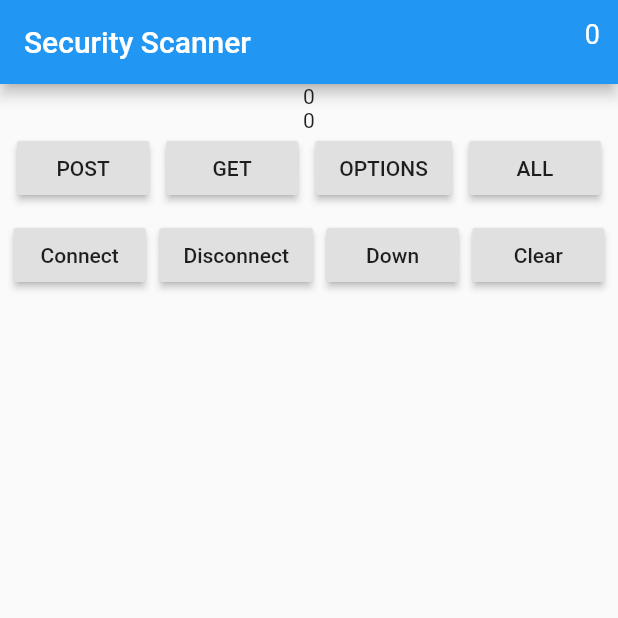
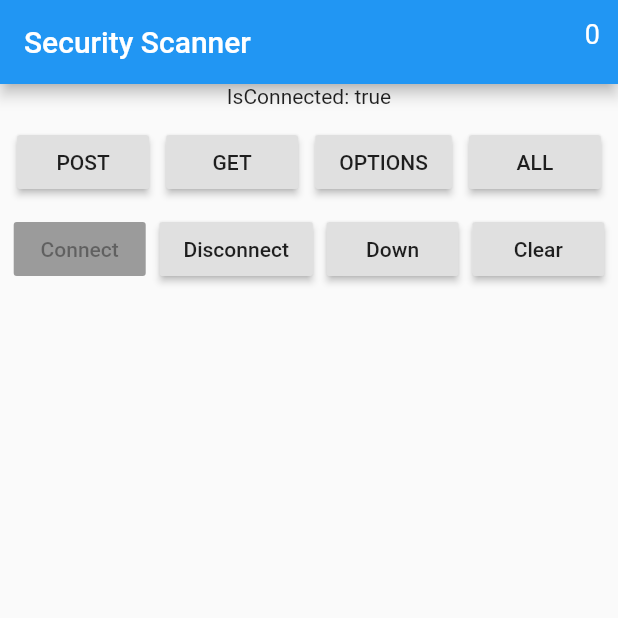
Before and after one commit to DarkKnight1005/security_scaner, a Flutter app: the screen it shows after launch, after a tap on "Connect", on a phone screen of 412 x 824 dp, the top half of it. Run offline on Flutter 3.47's test engine with Material 2 defaults, Android fonts, the light colour scheme and no system bars; our stand-ins replace dio, fluttericon, shelf, shelf_proxy; missing offline and left inert: desktop_window, flutter_proxy, flutter_vpn, http_proxy, process_run; project files that could hold a hidden picture were left out.

Commit message:
A lot of changes

```diff
--- a/lib/Algorithms/handler.dart
+++ b/lib/Algorithms/handler.dart
@@ -6,20 +6,19 @@ import 'package:security_scaner/Algorithms/shellExecuter.dart';
 String url = 'http://localhost:9010';
   http.Response response;
   String responseBody = '';
-  //List<String> responseBodyList = new List();
   bool isRestarted = true;
   ThemeData themeData ;
-  //var shell = Shell();
-  //List<Color> col_text = new List();
-  //List<Color> col_indicator = new List();
-  //Map<String, int> count_section = {"POST" : 0, "GET" : 0, "OPTIONS" : 0, "ALL" : 0};
 
 class Handler {
 
-    Future<void> getLogs(List<Color> col_text, List<Color> col_indicator, Map<String, int> count_section, List<String> responseBodyList, BuildContext context) async{ //TODO: write logs to the local txt file and be able to send it.
+    Future<void> getLogs(List<Color> col_text, List<Color> col_indicator, Map<String, int> count_section, List<String> responseBodyList, bool isConnected, BuildContext context) async{ //TODO: write logs to the local txt file and be able to send it.
     themeData = Theme.of(context);
-    response = await http.get(url);
+    if(isConnected){
+    response =  await http.get(url);
       responseBody = response.body;
+    }else {
+      responseBody = '';
+    }
     fillResponseList(col_text, col_indicator, count_section, responseBodyList);
   }
 
@@ -149,13 +148,14 @@ class Handler {
     //TODO: handle other requests
   }
 
-  Future<void> clearAll(List<Color> col_text, List<Color> col_indicator, Map<String, int> count_section, List<String> responseBodyList) async{
+  Future<void> clearAll(List<Color> col_text, List<Color> col_indicator, Map<String, int> count_section, List<String> responseBodyList, bool isConnected) async{
     col_text.clear();
     col_indicator.clear();
     count_section.clear();
     responseBodyList.clear();
+    if(isConnected){
     await ShellExecuter().stopServer();
     await ShellExecuter().startServer();
-    await ShellExecuter().connectToProxy();
+    }
   }
 }
--- a/lib/Algorithms/shellExecuter.dart
+++ b/lib/Algorithms/shellExecuter.dart
@@ -1,24 +1,60 @@
 import 'package:flutter/material.dart';
 import 'package:http/http.dart' as http;
 import 'package:process_run/shell.dart';
+import 'package:flutter/services.dart';
+import 'dart:io';
 
 var shell_node = Shell();
 var shell = Shell();
+//AssetBundle().loadS
+
+Future<String> _loadAsset(String strPath) async {
+  return await rootBundle.loadString(strPath);
+}
 
 class ShellExecuter {
   Future<void> startServer() async {
-    shell_node.run("sh Scripts/proxy_node_start.sh");
+    //String strPath = await _loadAsset("sh Scripts/proxy_node_start.sh");
+
+    shell_node.run("sh ${Directory.current.path}/Scripts/proxy_node_start.sh");
   }
 
   Future<void> stopServer() async {
-    shell.run("sh Scripts/proxy_node_stop.sh");
+    //String strPath = await _loadAsset("sh Scripts/proxy_node_start.sh");
+    await shell.run("sh ${Directory.current.path}/scripts/proxy_node_stop.sh");
   }
 
   Future<void> connectToProxy() async {
-    shell.run("sh Scripts/proxy_setup.sh");
+    //String strPath = await _loadAsset("sh Scripts/proxy_node_start.sh");
+    await shell.run("sh ${Directory.current.path}/scripts/proxy_setup.sh");
   }
 
   Future<void> disconnectFromProxy() async {
-    shell.run("sh Scripts/proxy_off_system.sh");
+    //String strPath = await _loadAsset("sh Scripts/proxy_node_star.sh");
+    await shell.run("sh ${Directory.current.path}/scripts/proxy_off_system.sh");
+  }
+
+  Future<bool> checkIsServerUp() async{
+    bool isUp = false;
+    await shell.run("sh ${Directory.current.path}/scripts/check_is_server_up.sh")
+    .then((value) {
+      int count = int.parse(value.outText);
+      if(count >= 1){
+        isUp = true;
+      }else{
+        isUp = false;
+      }
+      });
+      return isUp;
+  }
+
+
+  Future<void> testFunc() async {
+    // await rootBundle.loadStructuredData("Scripts/proxy_node_stop.sh", (value) async{
+    //   //print(value);
+    //   String str = value;
+    //   await shell.run(str);
+    // });
+    //print(some);
   }
 }
--- a/lib/MainScreens/homeScreen.dart
+++ b/lib/MainScreens/homeScreen.dart
@@ -28,18 +28,20 @@ class _HomeScreenState extends State<HomeScreen> {
   bool isButtonPressed = false;
   Map<String, int> count_section = {"POST" : 0, "GET" : 0, "OPTIONS" : 0, "ALL" : 0};
   bool isProccessing = false;
+  bool isConnected = false;
 
   var state = FlutterVpnState.disconnected;
   var charonState = CharonErrorState.NO_ERROR;
   ScrollController _scrollController;
 
-  String vpn_host = 'localhost';
-  String vpn_port = '8090';
+  // String vpn_host = 'localhost';
+  // String vpn_port = '8090';
 
   @override
-  void initState() {
+  void initState(){
     _scrollController = ScrollController();
     _scrollController.addListener(_scrollJump);
+    checkIsServerUp();
     //_scrollController.addListener(_scrollCurve);
     FlutterVpn.prepare();
     FlutterVpn.onStateChanged.listen((s) => setState(() => state = s));
@@ -51,6 +53,7 @@ class _HomeScreenState extends State<HomeScreen> {
     _scrollController.dispose();
     super.dispose();
   }
+
 
   _scrollJump() {
     if(isButtonPressed){
@@ -65,7 +68,11 @@ class _HomeScreenState extends State<HomeScreen> {
     _scrollController.animateTo(_scrollController.position.maxScrollExtent, duration: Duration(milliseconds: 300), curve: Curves.easeOut);
  }
 
-
+  Future<void> checkIsServerUp() async{
+    isConnected = await ShellExecuter().checkIsServerUp();
+    setState(() {
+    });
+  }
 
   bool getCond(String _response){
     switch (filter) {
@@ -91,8 +98,9 @@ class _HomeScreenState extends State<HomeScreen> {
           count_section["OPTIONS"] = 0;
           count_section["ALL"] = 0;
           isProccessing = true;
+          //isConnected = true;
         });
-        await Handler().getLogs(col_text, col_indicator, count_section, responseBodyList, _context);
+        await Handler().getLogs(col_text, col_indicator, count_section, responseBodyList, isConnected,_context);
         setState(() {
           isProccessing = false;
         });
@@ -117,8 +125,9 @@ class _HomeScreenState extends State<HomeScreen> {
       body: Container(
        child: Column(
               children: [
-                Text(state.index.toString()),
-                Text(charonState.index.toString()),
+                Text("IsConnected: " + isConnected.toString()),
+                //Text(charonState.index.toString()),
+                SizedBox(height: 12,),
                 Row(
                   mainAxisAlignment: MainAxisAlignment.spaceEvenly,
                   children: [
@@ -131,11 +140,12 @@ class _HomeScreenState extends State<HomeScreen> {
                 ),
                 SizedBox(height: 10,),
                 Row(
+                 // alignment: WrapAlignment.spaceBetween,
                   mainAxisAlignment: MainAxisAlignment.spaceEvenly,
                   children: [
                     RaisedButton(
                       child: Text('Connect'),
-                      onPressed: () async {
+                      onPressed: isConnected ? null : () async {
                         setState(() {
                           isProccessing = true;
                         });
@@ -143,12 +153,13 @@ class _HomeScreenState extends State<HomeScreen> {
                         await ShellExecuter().connectToProxy();
                         setState(() {
                           isProccessing = false;
+                          isConnected = true;
                         });
                       },
                     ),
                     RaisedButton(
                       child: Text('Disconnect'),
-                      onPressed: () async {
+                      onPressed: !isConnected ? null : () async {
                         setState(() {
                           isProccessing = true;
                         });
@@ -156,6 +167,7 @@ class _HomeScreenState extends State<HomeScreen> {
                         await ShellExecuter().disconnectFromProxy();
                         setState(() {
                           isProccessing = false;
+                          isConnected = false;
                         });
                       },
                     ),
@@ -175,20 +187,32 @@ class _HomeScreenState extends State<HomeScreen> {
                         setState(() {
                           isProccessing = true;
                         });
-                        await Handler().clearAll(col_text, col_indicator, count_section, responseBodyList);
+                        await Handler().clearAll(col_text, col_indicator, count_section, responseBodyList, isConnected);
                         setState(() {
                           isProccessing = false;
                         });
                       },
                     ),
+                    // RaisedButton(
+                    //   child: Text('Test'),
+                    //   onPressed: () async {
+                    //     setState(() {
+                    //       isProccessing = true;
+                    //     });
+                    //     await ShellExecuter().testFunc();
+                    //     setState(() {
+                    //       isProccessing = false;
+                    //     });
+                    //   },
+                    // ),
                   ],
                 ),
                 SizedBox(height: 10),
                 isProccessing ? CircularProgressIndicator() : Container(),
                 SizedBox(height: 10),
-              Container(
-                width: double.infinity,
-                height: MediaQuery.of(context).size.height*0.8,
+              Expanded(
+                //width: double.infinity,
+                //height: MediaQuery.of(context).size.height*0.8,
                 child: ListView.builder(
                   //reverse: true,
                   controller: _scrollController,
@@ -210,7 +234,6 @@ class _HomeScreenState extends State<HomeScreen> {
                  },
                 ),
               ),
-                //Text(response != null ? response.body : ''),
               ],
            ),
       )
--- a/lib/main.dart
+++ b/lib/main.dart
@@ -5,9 +5,11 @@ import 'package:http_proxy/http_proxy.dart';
 import 'package:security_scaner/wrapper.dart';
 import 'package:shelf/shelf_io.dart' as shelf_io;
 import 'package:shelf_proxy/shelf_proxy.dart';
+import 'package:desktop_window/desktop_window.dart';
 
 void main() async{
   WidgetsFlutterBinding.ensureInitialized();
+  //await DesktopWindow.setMinWindowSize(Size(600,800));
   runApp(SecurityScanner());
 }
 
--- a/pubspec.yaml
+++ b/pubspec.yaml
@@ -37,6 +37,7 @@ dependencies:
   flutter_vpn: ^0.9.0
   fluttericon: ^1.0.7
   process_run: ^0.11.2+1
+  desktop_window: ^0.3.0
 
 dev_dependencies:
   flutter_test:
@@ -56,7 +57,7 @@ flutter:
   # To add assets to your application, add an assets section, like this:
   assets:
    - AnyProxy/
-   - Scripts/
+   - scripts/
 
   # An image asset can refer to one or more resolution-specific "variants", see
   # https://flutter.dev/assets-and-images/#resolution-aware.
```
Also changed, not shown: pubspec.lock, 12 other files.
